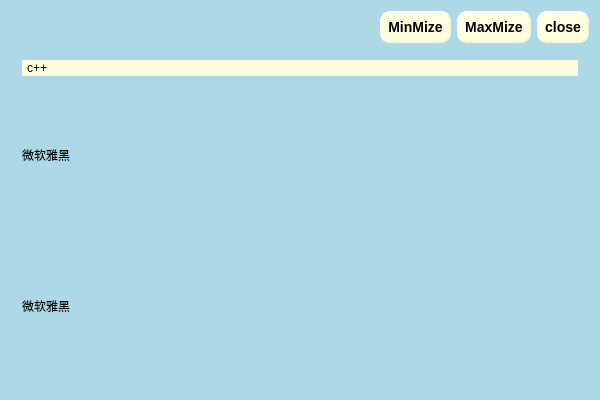
Before: the Qt Designer form FramelessWindows/FramelessWindows.ui in llkid/FramelessWindows, drawn with Qt 5.
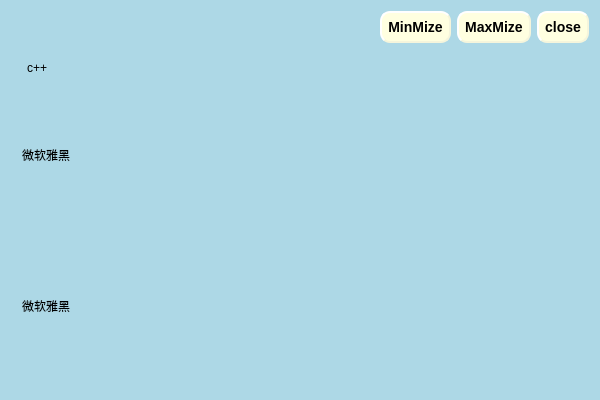
After: the same form once the commit is applied. Icons and pictures are not drawn.

The edit to the form file:
```diff
--- a/FramelessWindows/FramelessWindows.ui
+++ b/FramelessWindows/FramelessWindows.ui
@@ -121,6 +121,9 @@
 max-width:10em;
 background-color:lightyellow;
 border:none;
+background:transparent;
+color:#000;
+font: bold italic 15px &quot;Microsoft YaHei&quot;;
 }
 QComboBox::drop-down{
 subcontrol-origin: padding;
@@ -135,11 +138,32 @@
 height:15px;
 }
 QComboBox QAbstractItemView {
-border: 2px solid darkgray;
-selection-background-color: lightgray;
+outline:0px solid gray;
+border: 1px solid darkgray;
+background-color:yellowgreen;
+selection-background-color: transparent;
 }
 QComboBox QAbstractItemView::item {
-height:2em;
+height:25px;
+}
+QComboBox QAbstractItemView::item:hover {
+color:#fff;
+}
+QComboBox QAbstractItemView::item:selected {
+color:#fff;
+}
+QComboBox QAbstractScrollArea QScrollBar:vertical {
+width: 10px;
+background-color: #d0d2d4;
+}
+
+QComboBox QAbstractScrollArea QScrollBar::handle:vertical {
+border-radius: 5px;
+background: rgb(160,160,160);
+}
+
+QComboBox QAbstractScrollArea QScrollBar::handle:vertical:hover {
+background: rgb(90, 91, 93);
 }</string>
         </property>
         <item>
```
Left out of the diff: 50 changed lines with no effect on the pictures.
